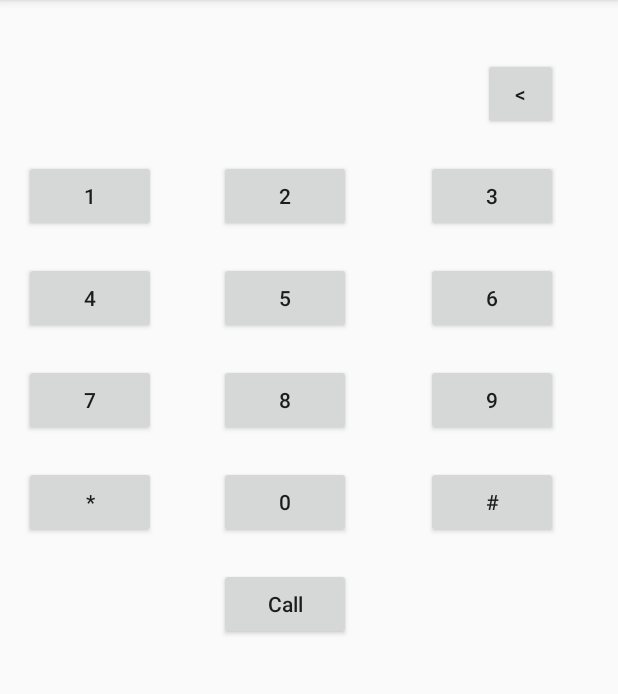
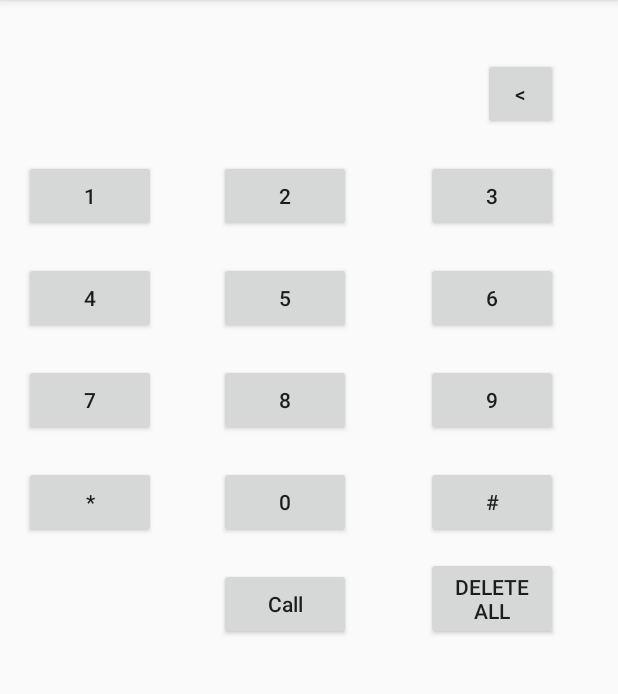
Before and after one commit to mazaval4/carApp, an Android app: the CallerActivity screen opened directly, with no data from a screen before it, after a tap on an icon or button, on a phone screen of 412 x 824 dp, the part 84-778 px from its top. Run offline under Robolectric (Android 15) with nearby library versions, the phone set to English and light mode, and no system bars; 1 other tap on this screen came first.

Commit message:
Added "Delete All" button - deleteAll() now reoccurs delete() until UserInput is empty

```diff
--- a/app/src/main/java/com/ser401/carsystem/CallerActivity.java
+++ b/app/src/main/java/com/ser401/carsystem/CallerActivity.java
@@ -33,6 +33,7 @@ public class CallerActivity extends AppCompatActivity {
         final Button zero = (Button)findViewById(R.id.caller_zero);
         final Button pound = (Button)findViewById(R.id.caller_pound);
         final Button delete = (Button)findViewById(R.id.caller_delete);
+        final Button deleteAll = (Button)findViewById(R.id.caller_deleteAll);
 
         one.setOnClickListener(new View.OnClickListener() {
             @Override
@@ -112,6 +113,12 @@ public class CallerActivity extends AppCompatActivity {
                 delete();
             }
         });
+        deleteAll.setOnClickListener(new View.OnClickListener() {
+            @Override
+            public void onClick(View view) {
+                deleteAll();
+            }
+        });
 
     }
 
@@ -150,4 +157,14 @@ public class CallerActivity extends AppCompatActivity {
             output.setText(output.getText().toString().subSequence(0, length - 1));
         }
     }
+
+    private void deleteAll()
+    {
+        final TextView output = (TextView) findViewById(R.id.caller_UserInput);
+
+        while (output.length() > 0)
+        {
+            delete();
+        }
+    }
 }
--- a/app/src/main/res/layout/activity_caller.xml
+++ b/app/src/main/res/layout/activity_caller.xml
@@ -146,4 +146,12 @@
         android:layout_alignRight="@id/caller_three"
         android:layout_alignBottom="@id/caller_UserInput"/>
 
+    <Button
+        android:layout_width="wrap_content"
+        android:layout_height="wrap_content"
+        android:id="@+id/caller_deleteAll"
+        android:layout_alignBottom="@+id/caller_dialer"
+        android:layout_alignLeft="@+id/caller_pound"
+        android:text="Delete\nAll"/>
+
 </RelativeLayout>
```
